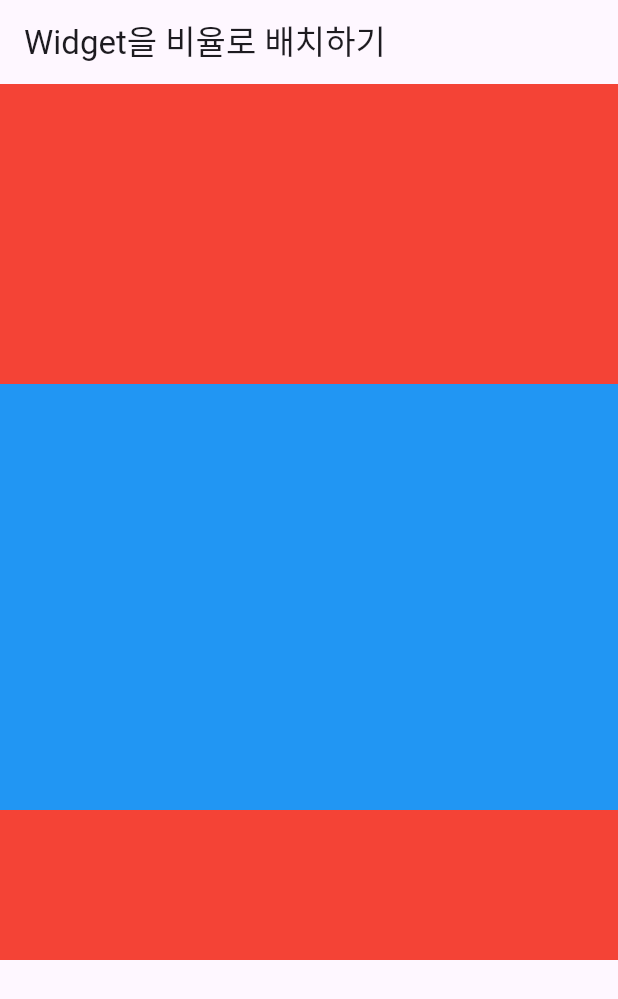
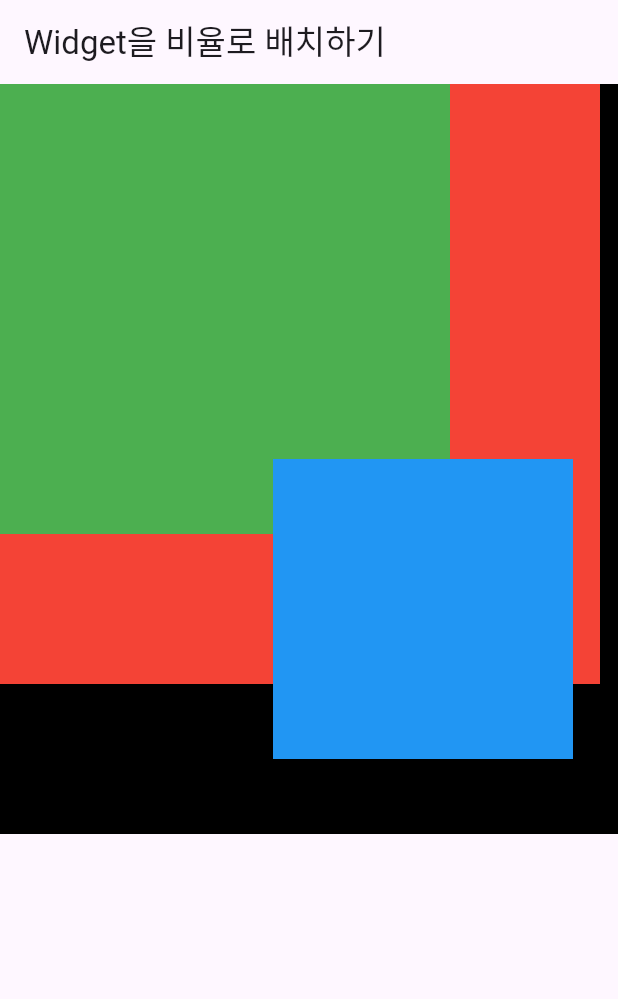
Before and after one commit to HiddenEvent/first_app, a Flutter app: the screen it shows after launch, on a phone screen of 412 x 824 dp. Shown: the top 999 px of the screen. Run offline on Flutter 3.47's test engine with Material 3 defaults, Android fonts, the phone set to English and light mode, and no system bars.

Commit message:
[겹겹이 쌓아 올리기] - Stack 위젯: 맨 아래 위젯부터 맨 앞으로 배치됨 - Positioned 위젯: 특정 위치로 강제 배치

```diff
--- a/lib/main.dart
+++ b/lib/main.dart
@@ -20,16 +20,20 @@ class Body extends StatelessWidget {
 
   @override
   Widget build(BuildContext context) {
-    return Column(
+    return Stack(
       children: [
-        Container(width: double.infinity, height: 200, color: Colors.red),
-        Expanded(child: Container(color: Colors.blue, height: 100)),
-        Flexible(child: Container(color: Colors.red, height: 100)),
-
-        // Flexible(flex: 1, child: Container(color: Colors.red)),
-        // Flexible(flex: 2, child: Container(color: Colors.blue)),
-        // Flexible(flex: 3, child: Container(color: Colors.green)),
-        // Flexible(flex: 4, child: Container(color: Colors.yellow)),
+        Container(width: 500, height: 500, color: Colors.black),
+        Container(width: 400, height: 400, color: Colors.red),
+        Container(width: 300, height: 300, color: Colors.green),
+        Positioned(
+          bottom: 50,
+          right: 30,
+          child: Container(
+            width: 200,
+            height: 200,
+            color: Colors.blue,
+          ),
+        )
       ],
     );
   }
```
